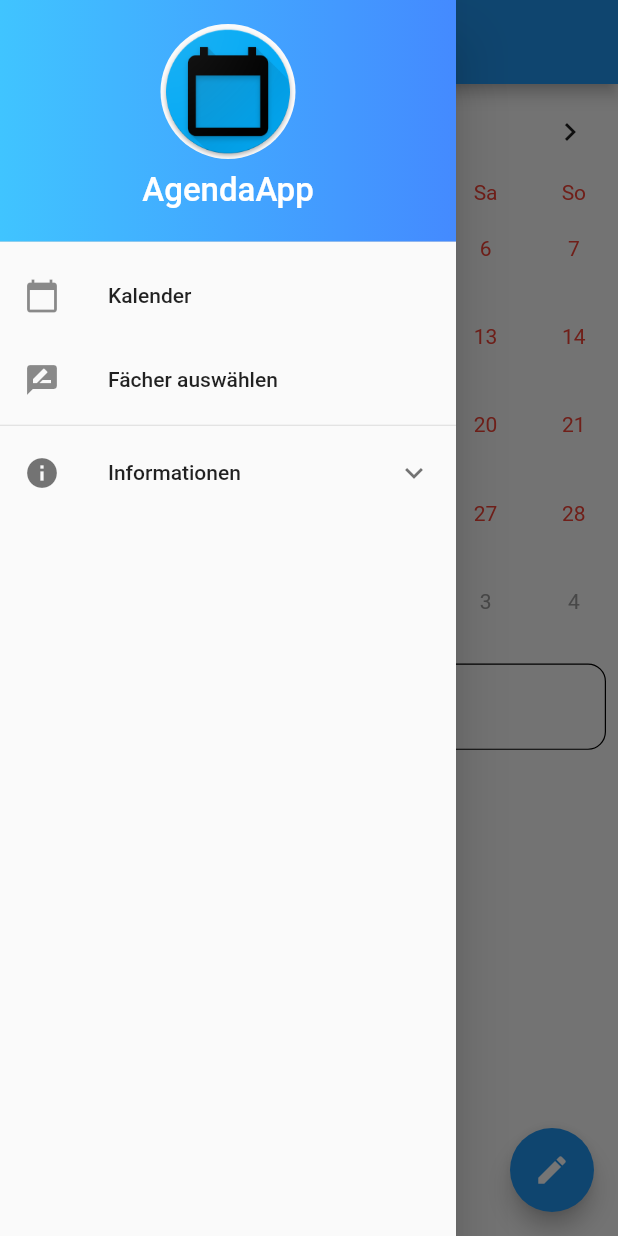
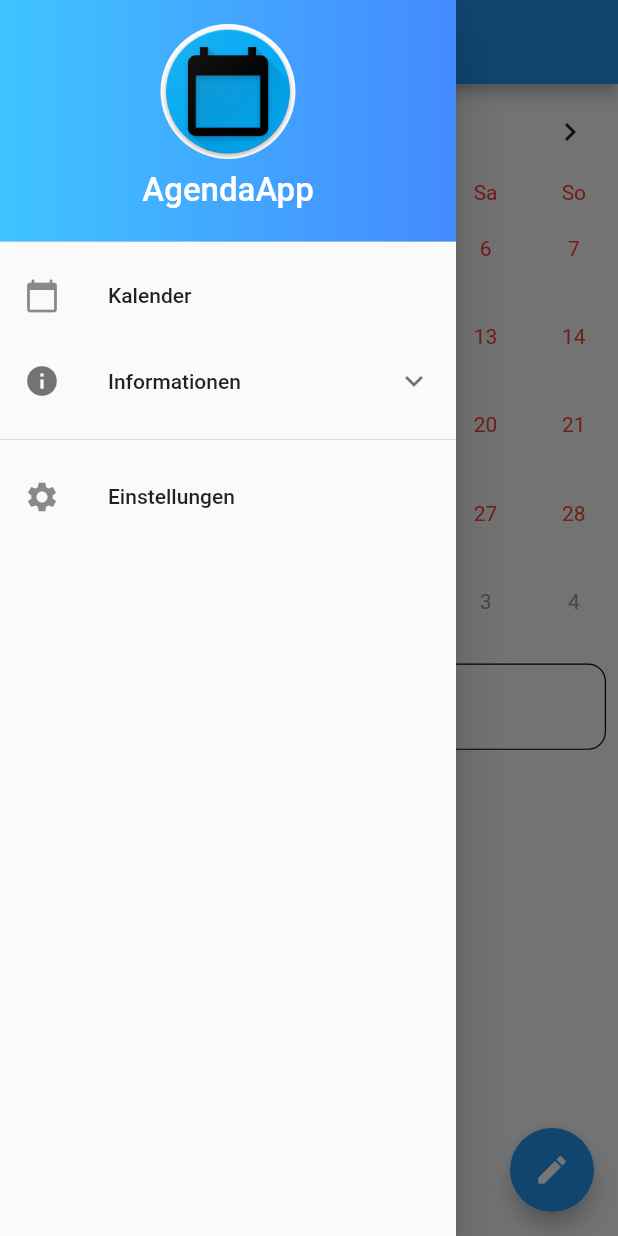
Before and after one commit to wdjpng/AgendaAppFlutter, a Flutter app: the screen it shows after launch, with the side drawer open, on a phone screen of 412 x 824 dp. Run offline on Flutter 3.47's test engine with Material 2 defaults, Android fonts, the phone set to English and light mode, and no system bars; drawn by our look-alikes of table_calendar; our stand-ins replace cloud_firestore, rflutter_alert, sqflite, webview_flutter; accounts and stored records are empty.

```diff
--- a/lib/drawer.dart
+++ b/lib/drawer.dart
@@ -1,5 +1,5 @@
 import 'package:flutter/material.dart';
-import 'selectorPage.dart';
+import 'settingsPage.dart';
 import 'eventsPage.dart';
 import 'WebView.dart';
 import 'Data.dart';
@@ -44,17 +44,6 @@ class DrawerOnly extends StatelessWidget {
                   MaterialPageRoute(
                       builder: (context) => EventsPage(title: 'AgendaApp')));
             }),
-        new ListTile(
-            title: new Text("Fächer auswählen"),
-            leading: new Icon(Icons.rate_review),
-            onTap: () {
-              Navigator.pop(context);
-              Navigator.push(context,
-                  MaterialPageRoute(builder: (context) => SelectorPage()));
-            }),
-        Divider(
-          height: 5.0,
-        ),
         ExpansionTile(
           leading: new Icon(Icons.info),
           title: Text("Informationen"),
@@ -74,6 +63,17 @@ class DrawerOnly extends StatelessWidget {
                 }),
           ],
         ),
+        Divider(
+          height: 20.0,
+        ),
+        new ListTile(
+            title: new Text("Einstellungen"),
+            leading: new Icon(Icons.settings),
+            onTap: () {
+              Navigator.pop(context);
+              Navigator.push(context,
+                  MaterialPageRoute(builder: (context) => SettingsPage()));
+            }),
       ],
     ));
   }
```
Also changed, not shown: lib/settingsPage.dart (added, +35 -0 lines).
